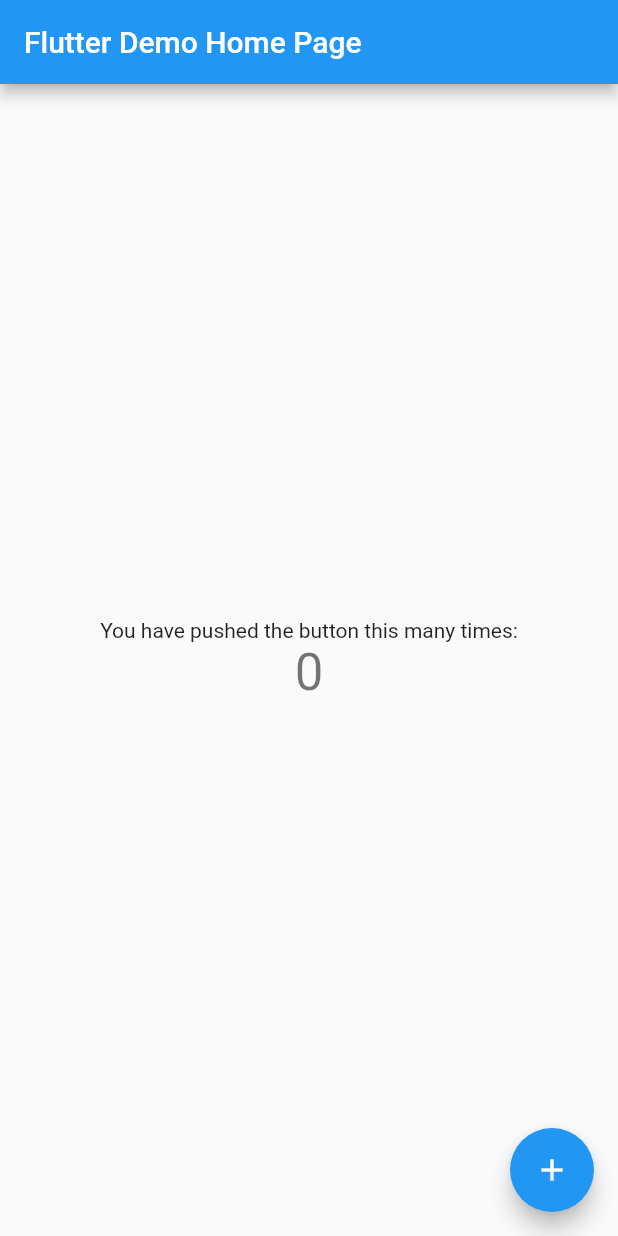
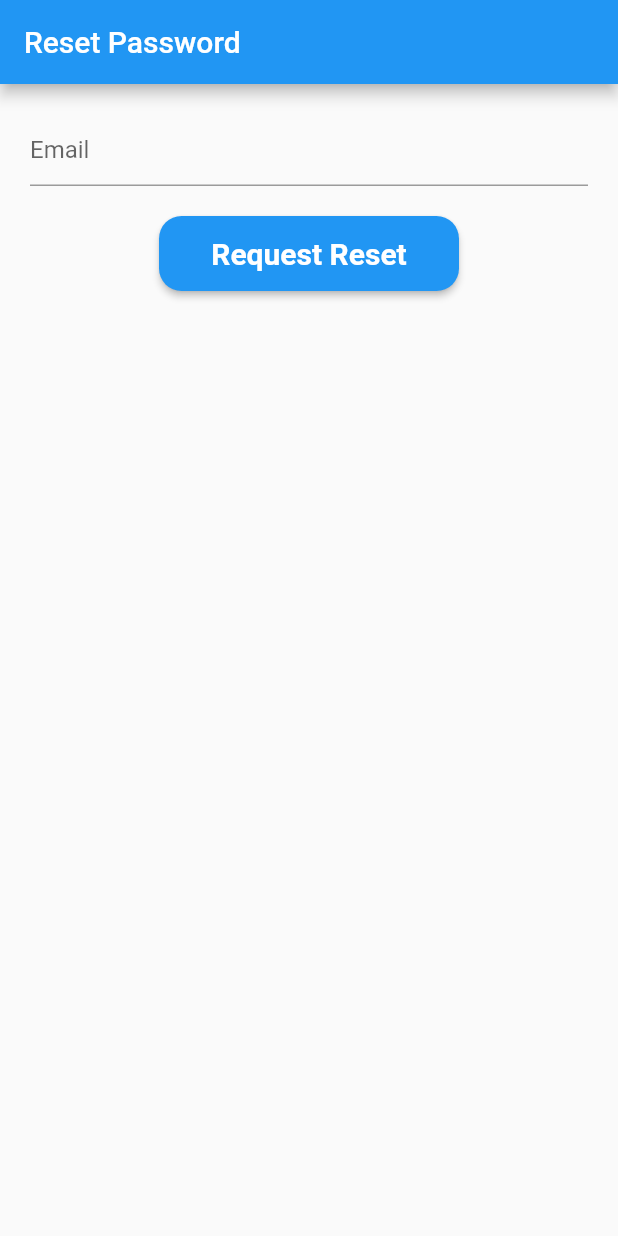
Before and after one commit to daniarachidd/flutter_firebase_auth, a Flutter app: the screen it shows after launch, on a phone screen of 412 x 824 dp. Run offline on Flutter 3.47's test engine with Material 2 defaults, Android fonts, the phone set to English and light mode, and no system bars; our stand-ins replace firebase_auth, firebase_core, google_sign_in; accounts and stored records are empty.

```diff
--- a/analysis_options.yaml
+++ b/analysis_options.yaml
@@ -22,6 +22,8 @@ linter:
   # `// ignore_for_file: name_of_lint` syntax on the line or in the file
   # producing the lint.
   rules:
+    prefer_const_constructors: false
+    prefer_const_literals_to_create_immutables: false
     # avoid_print: false  # Uncomment to disable the `avoid_print` rule
     # prefer_single_quotes: true  # Uncomment to enable the `prefer_single_quotes` rule
 
--- a/lib/main.dart
+++ b/lib/main.dart
@@ -1,115 +1,33 @@
 import 'package:flutter/material.dart';
+import 'package:flutter_firebase_auth/screens/homepage.dart';
+import 'package:flutter_firebase_auth/screens/reset_password.dart';
+import 'package:flutter_firebase_auth/screens/signin.dart';
+import 'package:flutter_firebase_auth/screens/signup.dart';
+import 'package:flutter_firebase_auth/utils/authentication.dart';
 
 void main() {
+  WidgetsFlutterBinding.ensureInitialized();
+  var app =  Authentication.initializeFirebase();
   runApp(const MyApp());
+
 }
 
 class MyApp extends StatelessWidget {
   const MyApp({Key? key}) : super(key: key);
 
-  // This widget is the root of your application.
-  @override
-  Widget build(BuildContext context) {
-    return MaterialApp(
-      title: 'Flutter Demo',
-      theme: ThemeData(
-        // This is the theme of your application.
-        //
-        // Try running your application with "flutter run". You'll see the
-        // application has a blue toolbar. Then, without quitting the app, try
-        // changing the primarySwatch below to Colors.green and then invoke
-        // "hot reload" (press "r" in the console where you ran "flutter run",
-        // or simply save your changes to "hot reload" in a Flutter IDE).
-        // Notice that the counter didn't reset back to zero; the application
-        // is not restarted.
-        primarySwatch: Colors.blue,
-      ),
-      home: const MyHomePage(title: 'Flutter Demo Home Page'),
-    );
-  }
-}
 
-class MyHomePage extends StatefulWidget {
-  const MyHomePage({Key? key, required this.title}) : super(key: key);
-
-  // This widget is the home page of your application. It is stateful, meaning
-  // that it has a State object (defined below) that contains fields that affect
-  // how it looks.
-
-  // This class is the configuration for the state. It holds the values (in this
-  // case the title) provided by the parent (in this case the App widget) and
-  // used by the build method of the State. Fields in a Widget subclass are
-  // always marked "final".
-
-  final String title;
-
-  @override
-  State<MyHomePage> createState() => _MyHomePageState();
-}
-
-class _MyHomePageState extends State<MyHomePage> {
-  int _counter = 0;
-
-  void _incrementCounter() {
-    setState(() {
-      // This call to setState tells the Flutter framework that something has
-      // changed in this State, which causes it to rerun the build method below
-      // so that the display can reflect the updated values. If we changed
-      // _counter without calling setState(), then the build method would not be
-      // called again, and so nothing would appear to happen.
-      _counter++;
-    });
-  }
 
   @override
   Widget build(BuildContext context) {
-    // This method is rerun every time setState is called, for instance as done
-    // by the _incrementCounter method above.
-    //
-    // The Flutter framework has been optimized to make rerunning build methods
-    // fast, so that you can just rebuild anything that needs updating rather
-    // than having to individually change instances of widgets.
-    return Scaffold(
-      appBar: AppBar(
-        // Here we take the value from the MyHomePage object that was created by
-        // the App.build method, and use it to set our appbar title.
-        title: Text(widget.title),
+
+    return MaterialApp(
+      title: 'Flutter Firebase Authentication Tutorial',
+      debugShowCheckedModeBanner: false,
+      theme: ThemeData(
+        primarySwatch: Colors.blue,
       ),
-      body: Center(
-        // Center is a layout widget. It takes a single child and positions it
-        // in the middle of the parent.
-        child: Column(
-          // Column is also a layout widget. It takes a list of children and
-          // arranges them vertically. By default, it sizes itself to fit its
-          // children horizontally, and tries to be as tall as its parent.
-          //
-          // Invoke "debug painting" (press "p" in the console, choose the
-          // "Toggle Debug Paint" action from the Flutter Inspector in Android
-          // Studio, or the "Toggle Debug Paint" command in Visual Studio Code)
-          // to see the wireframe for each widget.
-          //
-          // Column has various properties to control how it sizes itself and
-          // how it positions its children. Here we use mainAxisAlignment to
-          // center the children vertically; the main axis here is the vertical
-          // axis because Columns are vertical (the cross axis would be
-          // horizontal).
-          mainAxisAlignment: MainAxisAlignment.center,
-          children: <Widget>[
-            const Text(
-              'You have pushed the button this many times:',
-            ),
-            Text(
-              '$_counter',
-              style: Theme.of(context).textTheme.headline4,
-            ),
-          ],
-        ),
-      ),
-      floatingActionButton: FloatingActionButton(
-        onPressed: _incrementCounter,
-        tooltip: 'Increment',
-        child: const Icon(Icons.add),
-      ), // This trailing comma makes auto-formatting nicer for build methods.
+      home: const ResetPassword(),
     );
   }
+
 }
--- /dev/null
+++ b/lib/screens/reset_password.dart
@@ -0,0 +1,55 @@
+import 'package:flutter/material.dart';
+
+class ResetPassword extends StatefulWidget {
+  const ResetPassword({Key? key}) : super(key: key);
+
+  @override
+  State<ResetPassword> createState() => _ResetPasswordState();
+}
+
+class _ResetPasswordState extends State<ResetPassword> {
+  @override
+  Widget build(BuildContext context) {
+    return Scaffold(
+      appBar: AppBar(
+        title: Text('Reset Password'),
+      ),
+
+      body: Column(
+        children: [
+          Padding(
+            padding: const EdgeInsets.all(20),
+            child: TextField(
+              keyboardType: TextInputType.emailAddress,
+              decoration: InputDecoration(
+                  hintText: 'Email'
+              ),
+
+            ),
+          ),
+          Container(
+            width: 200,
+            height: 50,
+            child: ElevatedButton(
+                style: ElevatedButton.styleFrom(
+                    shape: RoundedRectangleBorder(
+                        borderRadius: BorderRadius.circular(15)
+                    )
+                ),
+                onPressed: () {
+                  //
+                },
+                child: Text(
+                  'Request Reset',
+                  style: TextStyle(
+                    fontWeight: FontWeight.bold,
+                    fontSize: 20,
+                  ),
+                )),
+          )
+        ],
+
+    ),
+    );
+  }
+}
--- a/pubspec.yaml
+++ b/pubspec.yaml
@@ -34,6 +34,9 @@ dependencies:
   # The following adds the Cupertino Icons font to your application.
   # Use with the CupertinoIcons class for iOS style icons.
   cupertino_icons: ^1.0.2
+  firebase_auth: ^3.3.12
+  firebase_core: ^1.14.0
+  google_sign_in: ^5.2.4
 
 dev_dependencies:
   flutter_test:
@@ -58,7 +61,8 @@ flutter:
   uses-material-design: true
 
   # To add assets to your application, add an assets section, like this:
-  # assets:
+  assets:
+    -assets/
   #   - images/a_dot_burr.jpeg
   #   - images/a_dot_ham.jpeg
 
```
Also changed, not shown: lib/screens/homepage.dart (added, +22 -0 lines), lib/screens/signin.dart (added, +80 -0 lines), lib/screens/signup.dart (added, +95 -0 lines), lib/screens/verifyscreen.dart (added, +21 -0 lines), lib/utils/authentication.dart (added, +51 -0 lines), assets/google.png (added), pubspec.lock, 3 other files.
